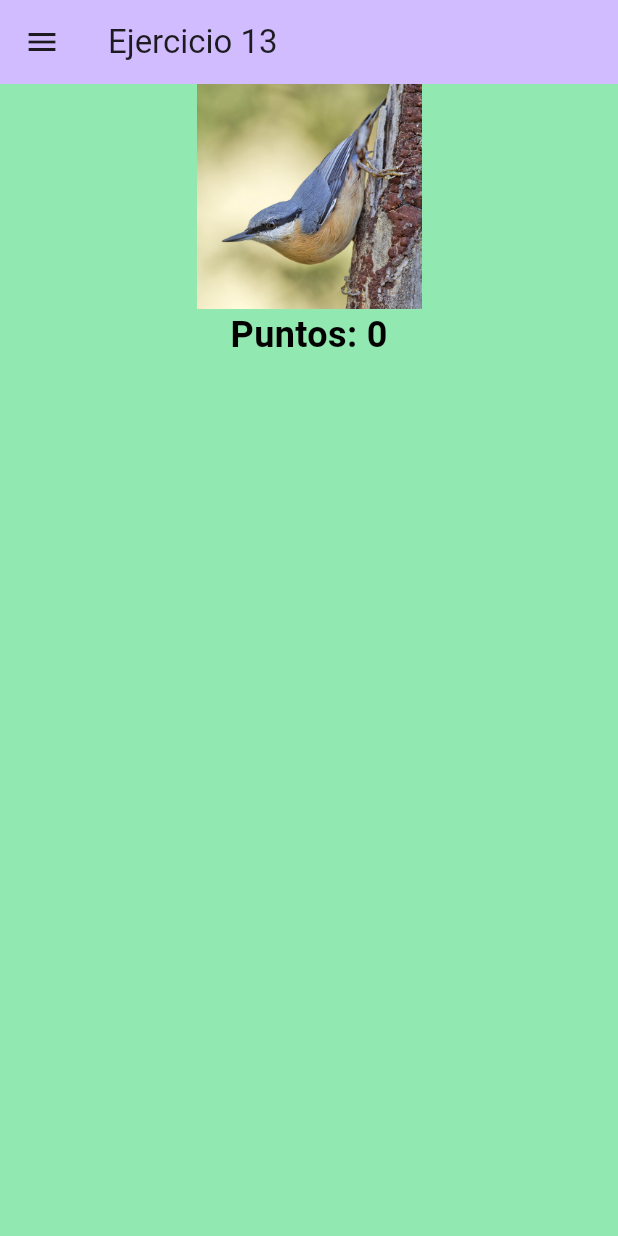
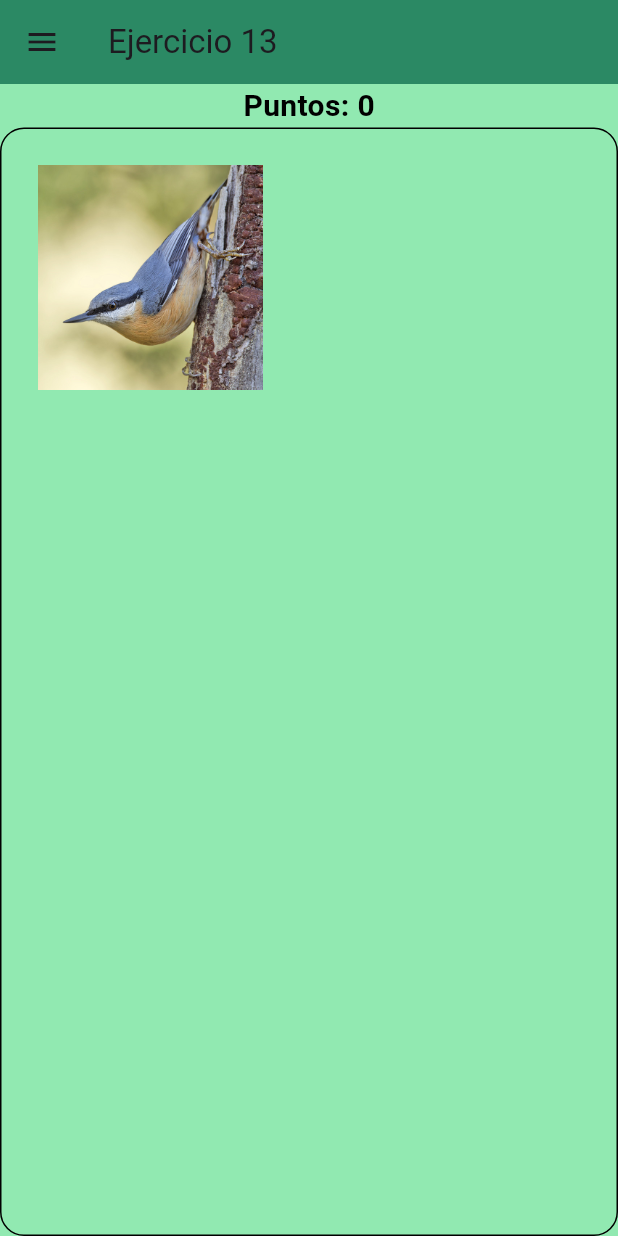
Before and after one commit to Nomar3/flutter_RamonMarin, a Flutter app: the Ejercicio13 screen opened by its route, after a tap on "Comenzar", on a phone screen of 412 x 824 dp. Run offline on Flutter 3.47's test engine with Material 3 defaults, Android fonts, the phone set to English and light mode, and no system bars; our stand-ins replace animated_text_kit, google_fonts.

Commit message:
update del ejercicio 13
ejercicio terminado, previo al flutter clean, pero esta terminado

```diff
--- a/Ejercicio1/lib/screens/ejercicio13.dart
+++ b/Ejercicio1/lib/screens/ejercicio13.dart
@@ -8,87 +8,155 @@ class Ejercicio13 extends StatefulWidget {
 }
 
 class _Ejercicio13 extends State<Ejercicio13> {
+  List<String> imagenes = [
+    "assets/pajaro1.jpg",
+    "assets/pajaro2.jpg",
+    "assets/pajaro3.jpg",
+  ];
+  String imagenActual = "assets/pajaro1.jpg";
 
-  int estadoJuego = 0;//para establecer cuando acaba
+  int estadoJuego = 0; //para establecer cuando acaba
   int points = 0;
-  int temporizador=10;
+  int temporizador = 20;//tiempo que dura el juego
+  Timer? temporizadorImagen;
 
+  final Random _generador = Random();
+
+  double _posX = 24;
+  double _posY = 24;
+  double _anchoTablero = 0;
+  double _altoTablero = 0;
+
+  double anchoFoto = 150;
 
   @override
   void initState() {
     super.initState();
-    timer();
+    //timerJuego();
   }
 
-  void timer() {
-  /*   Timer.periodic(const Duration(milliseconds: 1000), (timer) {
-      setState(() {});
-      //aqui va que se cambie la imagen
-      }); */
-    Timer.periodic(const Duration(milliseconds: 1000), (timer){
+  void timerJuego() {
+    Timer.periodic(const Duration(milliseconds: 1000), (timer) {
       temporizador--;
       if (temporizador == 0) {
         timer.cancel();
-        estadoJuego = 2;
+        cambiarEstadoJuego(2);
         setState(() {});
       }
     });
+  }
+  void timerImagen(){
+  temporizadorImagen= Timer.periodic(const Duration(milliseconds: 5000), (timer) {
+      _sortearCoordenadasSeguras();
+      points-=2;
+      setState(() {});
+    });
+  }
+
+  // Cambia la imagen actual a una aleatoria de la lista
+  void cambiarImagen() {
+      imagenActual = imagenes[_generador.nextInt(imagenes.length)];
+      setState(() {});
+  }
+
+  void _sortearCoordenadasSeguras() {
+    // Calcula una nueva posición sin salirse del tablero
+    final double maxX = _anchoTablero - anchoFoto; // Margen derecho descontando la diana
+    final double maxY = _altoTablero - anchoFoto; // Margen inferior descontando la diana
+    _posX = maxX > 0 ? _generador.nextDouble() * maxX: 0; // Protege contra valores negativos
+    _posY = maxY > 0 ? _generador.nextDouble() * maxY: 0; // Coordenada vertical segura [0..maxY)
+    cambiarImagen(); // Cambia la imagen cada vez que se sortean nuevas coordenadas
   }
 
   void cambiarEstadoJuego(int nuevoEstado) {
     setState(() {
       if (nuevoEstado == 1) {
         estadoJuego = 1; // Cambiar a estado de juego activo
-        timer(); // Iniciar el temporizador
+        timerJuego(); // Iniciar el temporizador
+        timerImagen(); // Iniciar el temporizador de cambio de imagen
       } else if (nuevoEstado == 2) {
+        temporizadorImagen?.cancel(); // Detener el temporizador de cambio de imagen
         estadoJuego = 2; // Cambiar a estado de juego terminado
-      }
-      else {
+      } else {
         estadoJuego = 0; // Cambiar a estado de juego inactivo
       }
     });
   }
 
-
-
-
   @override
   Widget build(BuildContext context) {
     Widget contenidoJuego;
     //primero la pantalla final:
-  if (estadoJuego==2) {
+    if (estadoJuego == 2) {
       // Si el juego ha terminado, guardamos el texto de fin
-    contenidoJuego = Text(
+      contenidoJuego = Column(
+        children:[
+        Spacer(),
+        Center(child:Text(
         '¡Juego terminado!\nPuntuación final: $points',
         textAlign: TextAlign.center,
         style: const TextStyle(
           fontSize: 30,
           fontWeight: FontWeight.bold,
-        color: Colors.blueAccent,
+          fontFamily: 'Arial',
+          color: Color.fromARGB(255, 0, 0, 0),
         ),
-    );
-  } else if (estadoJuego==1) {
+      )),
+      Spacer(),
+
+      ]);
+    } else if (estadoJuego == 1) {
       //modo normal, el juego en activo:
-    contenidoJuego = Center(child:
-    Column(children: [
-      GestureDetector(
+      contenidoJuego = Column(children: [
+        Center(child:Text(
+          'Puntos: $points',
+          style: const TextStyle(fontSize: 20, fontWeight: FontWeight.bold),
+        )),
+        Expanded(child:SizedBox(
+        // OBLIGATORIO acotar altura del Stack dentro de Column
+        height: 250, // Altura fija del campo de juego
+        width: double.infinity, // Ocupa todo el ancho disponible de la Card
+        child: LayoutBuilder(
+          // Mide anchura y altura reales del área de juego
+          builder: (BuildContext boardContext, BoxConstraints limites) {
+            // Entrega límites
+            _anchoTablero =
+                limites.maxWidth; // Guarda ancho real SIN llamar a setState
+            _altoTablero =
+                limites.maxHeight; // Guarda alto real SIN llamar a setState
+            return Container(
+              // Marco visual del tablero
+              decoration: BoxDecoration(
+                borderRadius: const BorderRadius.all(
+                  Radius.circular(16),
+                ), // Esquinas
+                border: Border.all(color: Colors.black), // Borde
+              ), // Cierra BoxDecoration
+              child: Stack(
+                children:[
+                  Positioned(
+                    left: _posX, // Coordenada horizontal segura
+                    top: _posY,
+                    child: GestureDetector(
                       onTap: () {
                         //timer();
                         onGiftTap();
                       },
-        child: Image(image: AssetImage("assets/pajaro1.jpg"), width: 150, height: 150,),),
-        Text(
-          'Puntos: $points',
-          style: const TextStyle(
-            fontSize: 24,
-            fontWeight: FontWeight.bold,
-            color: Colors.black,
+                      child: Image(
+                        image: AssetImage(imagenActual),
+                        width: anchoFoto,
+                        height: anchoFoto,
                       ),
                     ),
-    ]
-    ));
+                  ),
+                ],
+              ),
+            );
+          },
+        ),
+      ))]);
     } else {
-   contenidoJuego= Center(
+      contenidoJuego = Center(
         child: Column(
           mainAxisAlignment: MainAxisAlignment.center,
           children: [
@@ -106,33 +174,22 @@ class _Ejercicio13 extends State<Ejercicio13> {
           ],
         ),
       );
-
     }
-
-
-
-
-
 
     return Scaffold(
       appBar: AppBar(
-        backgroundColor: Theme.of(context).colorScheme.inversePrimary,
         title: const Text('Ejercicio 13'),
       ),
       drawer: const MenuLateral(),
       body: contenidoJuego,
     );
   }
-
-void outGiftTap() {
-    points-=2;
-   //aqui va lo que hace al toque
-    setState(() {});
-  }
-
   void onGiftTap() {
     points++;
+    _sortearCoordenadasSeguras();
+    temporizadorImagen?.cancel(); // Detener el temporizador de cambio de imagen
     //aqui va lo que hace al toque
+    timerImagen(); // Reiniciar el temporizador de cambio de imagen
     setState(() {});
   }
 }
```
Lines whose indentation alone changed are shown as unchanged.
